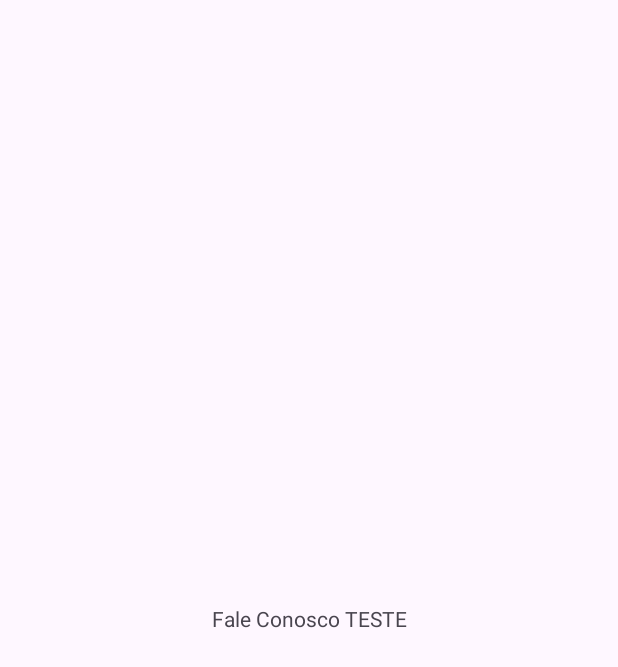
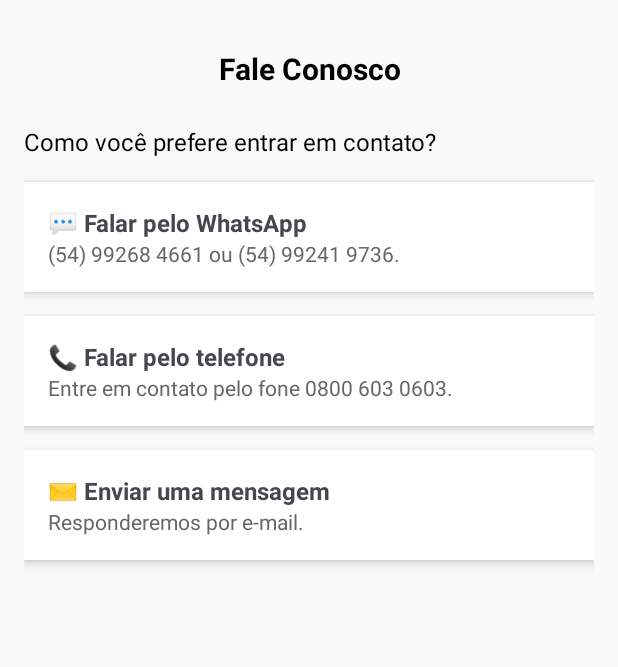
Before and after one commit to ElisianaC/Unifacilita, an Android app: the FaleConoscoActivity screen opened directly, with no data from a screen before it, on a phone screen of 412 x 824 dp. Before the commit the part shown is almost empty. Shown: the top 667 px of the screen. Run offline under Robolectric (Android 15) with nearby library versions, the phone set to English and light mode, and no system bars.

Commit message:
Unifacilita_Fale Conosco

```diff
--- a/app/src/main/java/com/example/unifacilita10/FaleConoscoActivity.java
+++ b/app/src/main/java/com/example/unifacilita10/FaleConoscoActivity.java
@@ -1,25 +1,28 @@
 package com.example.unifacilita10;
 
 import android.os.Bundle;
-import android.widget.Button;
-
-import androidx.activity.EdgeToEdge;
+import android.widget.LinearLayout;
+import android.widget.Toast;
 import androidx.appcompat.app.AppCompatActivity;
-import androidx.core.graphics.Insets;
-import androidx.core.view.ViewCompat;
-import androidx.core.view.WindowInsetsCompat;
 
 public class FaleConoscoActivity extends AppCompatActivity {
 
     @Override
     protected void onCreate(Bundle savedInstanceState) {
         super.onCreate(savedInstanceState);
-        EdgeToEdge.enable(this);
         setContentView(R.layout.activity_faleconosco);
-        ViewCompat.setOnApplyWindowInsetsListener(findViewById(R.id.fale_conosco), (v, insets) -> {
-            Insets systemBars = insets.getInsets(WindowInsetsCompat.Type.systemBars());
-            v.setPadding(systemBars.left, systemBars.top, systemBars.right, systemBars.bottom);
-            return insets;
-        });
+
+        LinearLayout opcaoWhatsApp = findViewById(R.id.opcaoWhatsApp);
+        LinearLayout opcaoTelefone = findViewById(R.id.opcaoTelefone);
+        LinearLayout opcaoMensagem = findViewById(R.id.opcaoMensagem);
+
+        opcaoWhatsApp.setOnClickListener(v ->
+                Toast.makeText(this, "Abrir chat no WhatsApp", Toast.LENGTH_SHORT).show());
+
+        opcaoTelefone.setOnClickListener(v ->
+                Toast.makeText(this, "Entre em contato pelo fone 0800 603 0603", Toast.LENGTH_SHORT).show());
+
+        opcaoMensagem.setOnClickListener(v ->
+                Toast.makeText(this, "Abrir formulário de mensagem", Toast.LENGTH_SHORT).show());
     }
 }
--- /dev/null
+++ b/app/src/main/res/drawable/borda_azul.xml
@@ -0,0 +1,8 @@
+<shape xmlns:android="http://schemas.android.com/apk/res/android"
+    android:shape="rectangle">
+    <solid android:color="#E0F7FA" />
+    <corners android:radius="12dp" />
+    <stroke
+        android:width="1dp"
+        android:color="@android:color/holo_blue_dark" />
+</shape>
--- /dev/null
+++ b/app/src/main/res/drawable/ic_whatsapp.xml
@@ -0,0 +1,4 @@
+<?xml version="1.0" encoding="utf-8"?>
+<selector xmlns:android="http://schemas.android.com/apk/res/android">
+
+</selector>
--- a/app/src/main/res/layout/activity_faleconosco.xml
+++ b/app/src/main/res/layout/activity_faleconosco.xml
@@ -1,18 +1,132 @@
 <?xml version="1.0" encoding="utf-8"?>
-<androidx.constraintlayout.widget.ConstraintLayout xmlns:android="http://schemas.android.com/apk/res/android"
+<androidx.constraintlayout.widget.ConstraintLayout
+    xmlns:android="http://schemas.android.com/apk/res/android"
     xmlns:app="http://schemas.android.com/apk/res-auto"
-    xmlns:tools="http://schemas.android.com/tools"
-    android:id="@+id/fale_conosco"
     android:layout_width="match_parent"
-    android:layout_height="match_parent">
+    android:layout_height="match_parent"
+    android:background="#F9F9F9"
+    android:padding="16dp">
 
+    <!-- Título -->
     <TextView
-        android:id="@+id/textView2"
-        android:layout_width="wrap_content"
+        android:id="@+id/txtTitulo"
+        android:layout_width="0dp"
         android:layout_height="wrap_content"
-        android:text="Fale Conosco TESTE"
-        app:layout_constraintBottom_toBottomOf="parent"
+        android:text="Fale Conosco"
+        android:textSize="20sp"
+        android:textColor="@android:color/black"
+        android:textStyle="bold"
+        android:gravity="center"
+        app:layout_constraintTop_toTopOf="parent"
+        app:layout_constraintStart_toStartOf="parent"
         app:layout_constraintEnd_toEndOf="parent"
+        android:layout_marginTop="16dp"/>
+
+    <!-- Pergunta -->
+    <TextView
+        android:id="@+id/txtPergunta"
+        android:layout_width="0dp"
+        android:layout_height="wrap_content"
+        android:text="Como você prefere entrar em contato?"
+        android:textSize="16sp"
+        android:textColor="@android:color/black"
+        app:layout_constraintTop_toBottomOf="@id/txtTitulo"
         app:layout_constraintStart_toStartOf="parent"
-        app:layout_constraintTop_toTopOf="parent" />
+        app:layout_constraintEnd_toEndOf="parent"
+        android:layout_marginTop="24dp"/>
+
+    <!-- Opção 1 -->
+    <LinearLayout
+        android:id="@+id/opcaoWhatsApp"
+        android:layout_width="0dp"
+        android:layout_height="wrap_content"
+        android:orientation="vertical"
+        android:padding="16dp"
+        android:background="@android:color/white"
+        android:elevation="4dp"
+        android:clickable="true"
+        android:focusable="true"
+        app:layout_constraintTop_toBottomOf="@id/txtPergunta"
+        app:layout_constraintStart_toStartOf="parent"
+        app:layout_constraintEnd_toEndOf="parent"
+        android:layout_marginTop="16dp">
+
+        <TextView
+            android:layout_width="wrap_content"
+            android:layout_height="wrap_content"
+            android:text="💬 Falar pelo WhatsApp"
+            android:textSize="16sp"
+            android:textStyle="bold"/>
+
+        <TextView
+            android:layout_width="wrap_content"
+            android:layout_height="wrap_content"
+            android:text="(54) 99268 4661 ou (54) 99241 9736."
+            android:textSize="14sp"
+            android:textColor="#666666"/>
+    </LinearLayout>
+
+    <!-- Opção 2 -->
+    <LinearLayout
+        android:id="@+id/opcaoTelefone"
+        android:layout_width="0dp"
+        android:layout_height="wrap_content"
+        android:orientation="vertical"
+        android:padding="16dp"
+        android:background="@android:color/white"
+        android:elevation="4dp"
+        android:clickable="true"
+        android:focusable="true"
+        app:layout_constraintTop_toBottomOf="@id/opcaoWhatsApp"
+        app:layout_constraintStart_toStartOf="parent"
+        app:layout_constraintEnd_toEndOf="parent"
+        android:layout_marginTop="16dp">
+
+        <TextView
+            android:layout_width="wrap_content"
+            android:layout_height="wrap_content"
+            android:text="📞 Falar pelo telefone"
+            android:textSize="16sp"
+            android:textStyle="bold"/>
+
+        <TextView
+            android:layout_width="wrap_content"
+            android:layout_height="wrap_content"
+            android:text="Entre em contato pelo fone 0800 603 0603."
+            android:textSize="14sp"
+            android:textColor="#666666"/>
+    </LinearLayout>
+
+
+    <!-- Opção 3 -->
+    <LinearLayout
+        android:id="@+id/opcaoMensagem"
+        android:layout_width="0dp"
+        android:layout_height="wrap_content"
+        android:orientation="vertical"
+        android:padding="16dp"
+        android:background="@android:color/white"
+        android:elevation="4dp"
+        android:clickable="true"
+        android:focusable="true"
+        app:layout_constraintTop_toBottomOf="@id/opcaoTelefone"
+        app:layout_constraintStart_toStartOf="parent"
+        app:layout_constraintEnd_toEndOf="parent"
+        android:layout_marginTop="16dp">
+
+        <TextView
+            android:layout_width="wrap_content"
+            android:layout_height="wrap_content"
+            android:text="✉️ Enviar uma mensagem"
+            android:textSize="16sp"
+            android:textStyle="bold"/>
+
+        <TextView
+            android:layout_width="wrap_content"
+            android:layout_height="wrap_content"
+            android:text="Responderemos por e-mail."
+            android:textSize="14sp"
+            android:textColor="#666666"/>
+    </LinearLayout>
+
 </androidx.constraintlayout.widget.ConstraintLayout>
```
